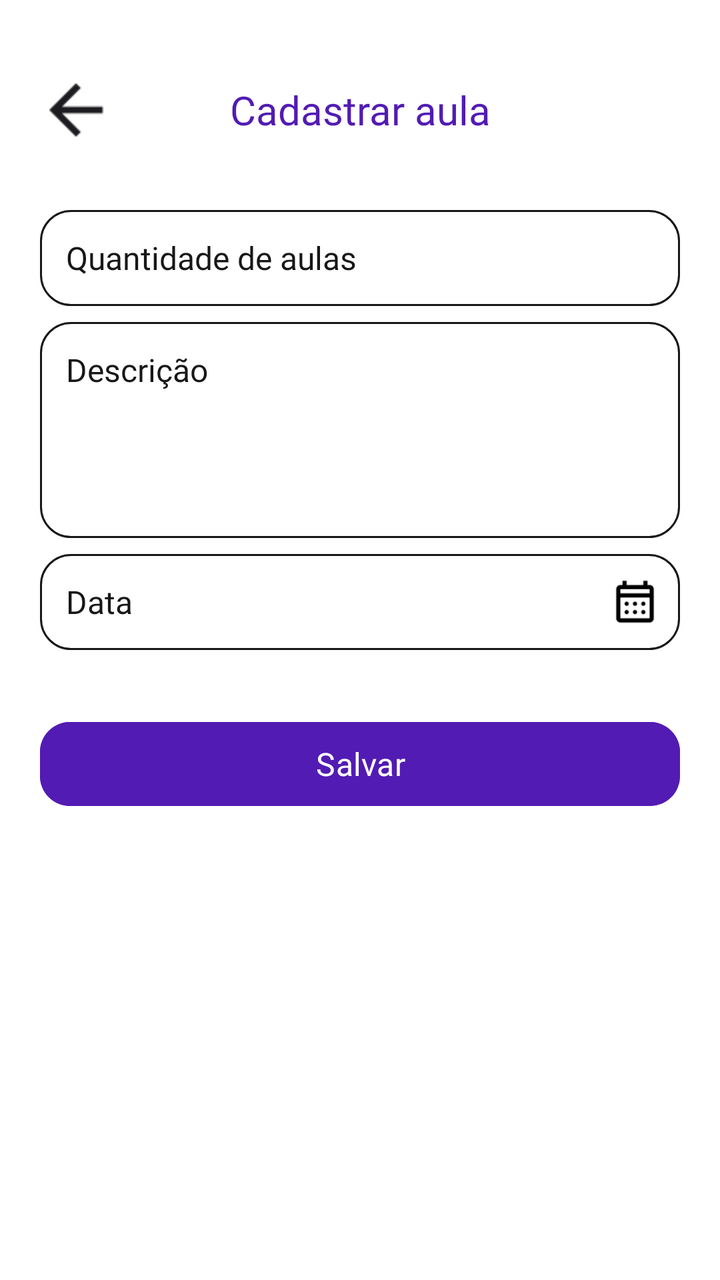
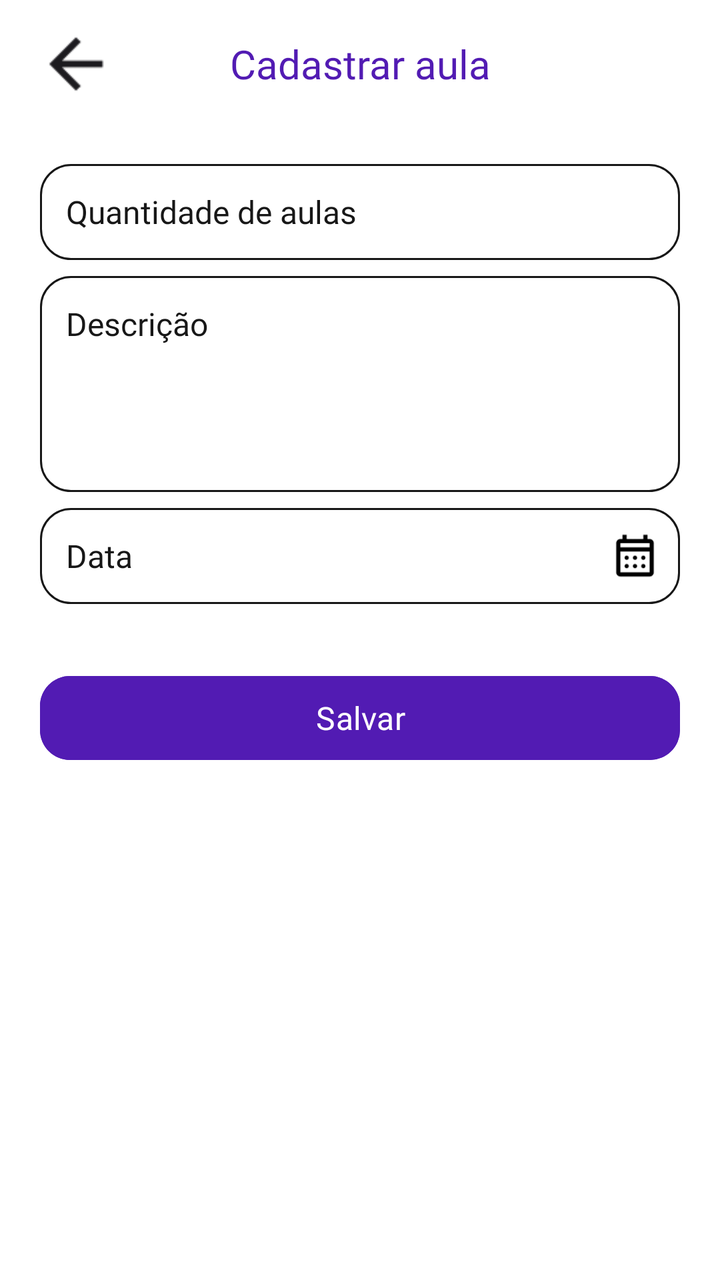

Screens rendered from an Android XML layout before and after an edit, with the pre-edit source and the edit as a unified diff.
<!-- AndroidManifest.xml: application theme Theme.MeuFuturoAgora -->
<!-- res/layout/activity_cadastrar_aula.xml -->
<?xml version="1.0" encoding="utf-8"?>
<androidx.constraintlayout.widget.ConstraintLayout xmlns:android="http://schemas.android.com/apk/res/android"
    xmlns:app="http://schemas.android.com/apk/res-auto"
    xmlns:tools="http://schemas.android.com/tools"
    android:id="@+id/main"
    android:layout_width="match_parent"
    android:layout_height="match_parent"
    android:background="@android:color/white"
    tools:context=".CadastrarAulaActivity">

    <ImageView
        android:id="@+id/btnVoltar"
        android:layout_width="40dp"
        android:layout_height="40dp"
        android:layout_marginStart="18dp"
        android:layout_marginTop="35dp"
        android:contentDescription="Voltar"
        android:scaleType="centerInside"
        android:src="@drawable/seta_voltar"
        app:layout_constraintStart_toStartOf="parent"
        app:layout_constraintTop_toTopOf="parent" />

    <TextView
        android:layout_width="0dp"
        android:layout_height="50dp"
        android:fontFamily="@font/poppins_bold"
        android:gravity="center"
        android:text="Cadastrar aula"
        android:textColor="@color/roxo_primario"
        android:textSize="20sp"
        app:layout_constraintBottom_toBottomOf="@id/btnVoltar"
        app:layout_constraintEnd_toEndOf="parent"
        app:layout_constraintStart_toStartOf="parent"
        app:layout_constraintTop_toTopOf="@id/btnVoltar" />

    <ScrollView
        android:layout_width="match_parent"
        android:layout_height="0dp"
        android:clipToPadding="false"
        android:fillViewport="true"
        android:paddingStart="20dp"
        android:paddingEnd="20dp"
        android:paddingBottom="20dp"
        app:layout_constraintBottom_toBottomOf="parent"
        app:layout_constraintEnd_toEndOf="parent"
        app:layout_constraintStart_toStartOf="parent"
        app:layout_constraintTop_toBottomOf="@id/btnVoltar">

        <LinearLayout
            android:layout_width="match_parent"
            android:layout_height="wrap_content"
            android:orientation="vertical"
            android:paddingTop="30dp">

            <EditText
                android:id="@+id/edtQuantidadeAulas"
                android:layout_width="match_parent"
                android:layout_height="48dp"
                android:background="@drawable/bg_campo_criar_atividade"
                android:fontFamily="@font/poppins_regular"
                android:hint="Quantidade de aulas"
                android:inputType="number"
                android:paddingStart="13dp"
                android:paddingEnd="13dp"
                android:singleLine="true"
                android:textColor="#171717"
                android:textColorHint="#171717"
                android:textSize="16sp" />

            <EditText
                android:id="@+id/edtDescricaoAula"
                android:layout_width="match_parent"
                android:layout_height="108dp"
                android:layout_marginTop="8dp"
                android:background="@drawable/bg_campo_criar_atividade"
                android:fontFamily="@font/poppins_regular"
                android:gravity="top|start"
                android:hint="Descrição"
                android:inputType="textMultiLine"
                android:padding="13dp"
                android:textColor="#171717"
                android:textColorHint="#171717"
                android:textSize="16sp" />

            <FrameLayout
                android:layout_width="match_parent"
                android:layout_height="48dp"
                android:layout_marginTop="8dp">

                <EditText
                    android:id="@+id/edtDataAula"
                    android:layout_width="match_parent"
                    android:layout_height="match_parent"
                    android:background="@drawable/bg_campo_criar_atividade"
                    android:focusable="false"
                    android:fontFamily="@font/poppins_regular"
                    android:hint="Data"
                    android:paddingStart="13dp"
                    android:paddingEnd="40dp"
                    android:textColor="#171717"
                    android:textColorHint="#171717"
                    android:textSize="16sp" />

                <ImageView
                    android:layout_width="25dp"
                    android:layout_height="25dp"
                    android:layout_gravity="center_vertical|end"
                    android:layout_marginEnd="10dp"
                    android:contentDescription="Selecionar data"
                    android:src="@drawable/ic_calendario" />

            </FrameLayout>

            <com.google.android.material.button.MaterialButton
                android:id="@+id/btnSalvarAula"
                android:layout_width="match_parent"
                android:layout_height="50dp"
                android:layout_marginTop="32dp"
                android:backgroundTint="@color/roxo_primario"
                android:fontFamily="@font/poppins_bold"
                android:text="Salvar"
                android:textAllCaps="false"
                android:textColor="@android:color/white"
                android:textSize="16sp"
                app:cornerRadius="15dp" />

        </LinearLayout>

    </ScrollView>

</androidx.constraintlayout.widget.ConstraintLayout>
<!-- resources referenced by this layout -->
<resources>
  <color name="roxo_primario">#521BB3</color>
  <!-- drawable bg_campo_criar_atividade (drawable) -->
  <?xml version="1.0" encoding="utf-8"?>
  <shape xmlns:android="http://schemas.android.com/apk/res/android"
      android:shape="rectangle">
  
      <solid android:color="@android:color/white" />
  
      <stroke
          android:width="1dp"
          android:color="#171717" />
  
      <corners android:radius="15dp" />
  
  </shape>
  <!-- drawable ic_calendario: png bitmap (drawable, 840 bytes) -->
  <!-- drawable seta_voltar: png bitmap (drawable, 265 bytes) -->
  <style name="Theme.MeuFuturoAgora" parent="Base.Theme.MeuFuturoAgora" />
  <style name="Base.Theme.MeuFuturoAgora" parent="Theme.Material3.DayNight.NoActionBar">
          <item name="android:navigationBarColor">@android:color/transparent</item>
      </style>
</resources>

<!-- the commit's change to res/layout/activity_cadastrar_aula.xml (unified diff, before → after) -->
@@ -13,7 +13,7 @@
         android:layout_width="40dp"
         android:layout_height="40dp"
         android:layout_marginStart="18dp"
-        android:layout_marginTop="35dp"
+        android:layout_marginTop="12dp"
         android:contentDescription="Voltar"
         android:scaleType="centerInside"
         android:src="@drawable/seta_voltar"
